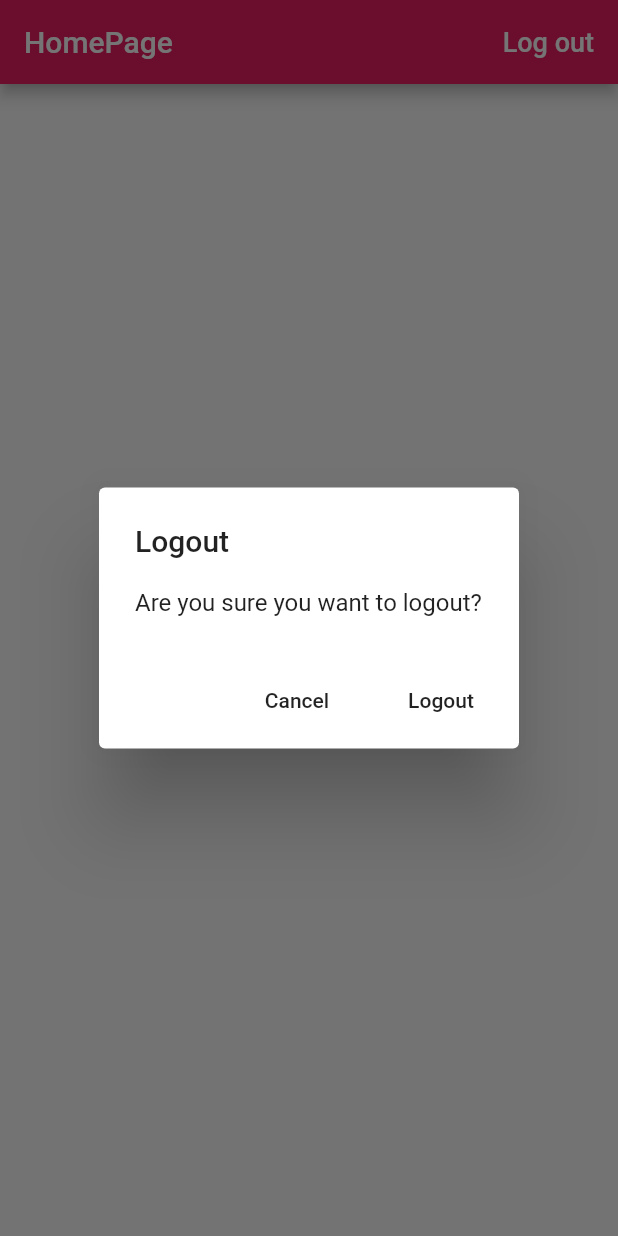
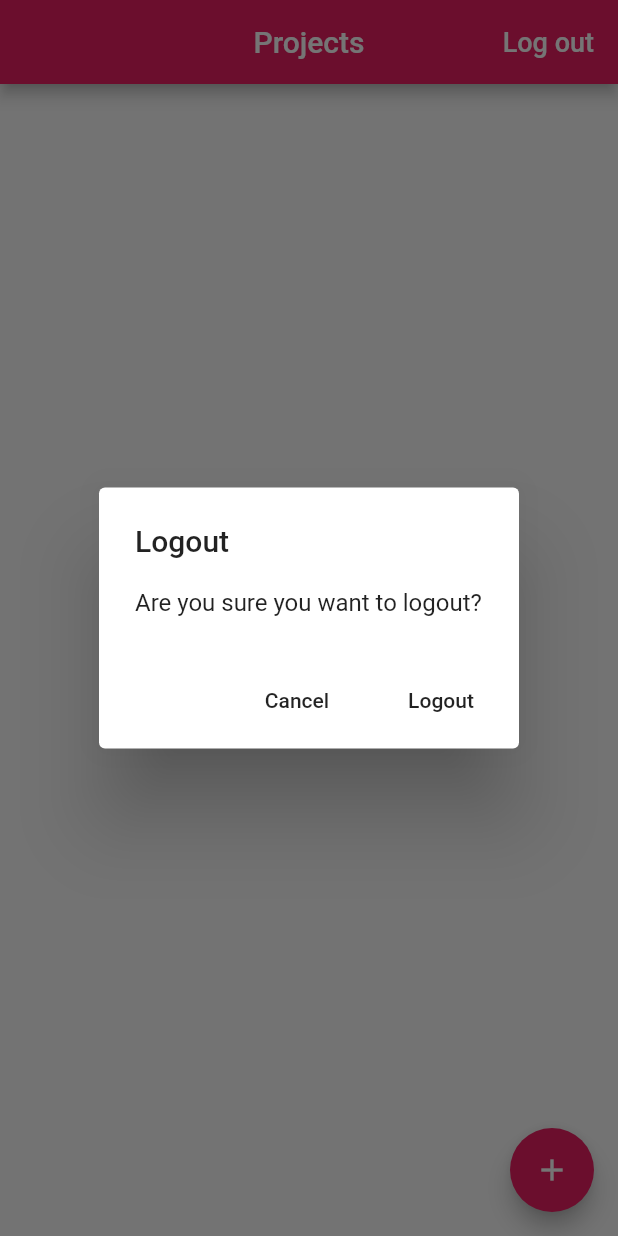
Before and after one commit to jlsegb/LoseYourself, a Flutter app: the screen it shows once a user with an empty profile is signed in, after a tap on "Log out", on a phone screen of 412 x 824 dp. Run offline on Flutter 3.47's test engine with Material 2 defaults, Android fonts, the phone set to English and light mode, and no system bars; our stand-ins replace cloud_firestore, firebase_auth, google_sign_in; accounts and stored records are empty.

Commit message:
Enable multidex and firestore database
There is a problem with trying to import to many things
to an android project, it is fixed by enabling multi
Dex. I ran into this problem when importing firestore
API.

The database works now and there is data that has been
stored now from the app.

```diff
--- a/lib/app/home_page.dart
+++ b/lib/app/home/projects_page.dart
@@ -1,9 +1,10 @@
 import 'package:flutter/material.dart';
 import 'package:just_serve/custom_widgets/platform_alert_dialog.dart';
 import 'package:just_serve/services/auth.dart';
+import 'package:just_serve/services/database.dart';
 import 'package:provider/provider.dart';
 
-class HomePage extends StatelessWidget {
+class ProjectsPage extends StatelessWidget {
   Future<void> _signOut(BuildContext context) async {
     final auth = Provider.of<AuthBase>(context, listen: false);
     try {
@@ -21,16 +22,30 @@ class HomePage extends StatelessWidget {
       cancelActionText: 'Cancel',
     ).show(context);
 
-    if (isLogoutRequested){
+    if (isLogoutRequested) {
       _signOut(context);
     }
+  }
+
+  Future<void> _createProject(BuildContext context) async{
+    print('button pressed!!!!!!!!!!!!!!');
+    final database = Provider.of<Database>(context, listen: false,);
+    print('after database');
+    print(database.uidGet);
+    await database.createProject(
+      {
+        'name': 'FirstProject',
+        'description': 'The description of the project 2',
+      },
+    );
   }
 
   @override
   Widget build(BuildContext context) {
     return Scaffold(
       appBar: AppBar(
-        title: Text("HomePage"),
+        centerTitle: true,
+        title: Text("Projects"),
         actions: <Widget>[
           FlatButton(
             child: Text(
@@ -44,6 +59,12 @@ class HomePage extends StatelessWidget {
           ),
         ],
       ),
+      floatingActionButton: FloatingActionButton(
+        onPressed: () => _createProject(context),
+        child: Icon(
+          Icons.add,
+        ),
+      ),
     );
   }
 }
--- a/lib/app/landing_page.dart
+++ b/lib/app/landing_page.dart
@@ -1,7 +1,8 @@
 import 'package:flutter/material.dart';
-import 'package:just_serve/app/home_page.dart';
+import 'file:///C:/Users/Jose/StudioProjects/LoseYourself/lib/app/home/projects_page.dart';
 import 'package:just_serve/app/sign_in/sign_in_page.dart';
 import 'package:just_serve/services/auth.dart';
+import 'package:just_serve/services/database.dart';
 import 'package:provider/provider.dart';
 
 class LandingPage extends StatelessWidget {
@@ -19,7 +20,10 @@ class LandingPage extends StatelessWidget {
           if (user == null) {
             return SignInPage.create(context);
           }
-          return HomePage();
+          return Provider<Database>(
+            create: (_) => FirestoreDatabase(uid: user.uid,),
+            child: ProjectsPage(),
+          );
         } else {
           return Scaffold(
             body: Center(
--- /dev/null
+++ b/lib/services/database.dart
@@ -0,0 +1,22 @@
+import 'package:cloud_firestore/cloud_firestore.dart';
+import 'package:meta/meta.dart';
+
+abstract class Database {
+  Future<void> createProject(Map<String, dynamic> projectData);
+  String get uidGet;
+}
+
+class FirestoreDatabase implements Database {
+  FirestoreDatabase({@required this.uid}) : assert(uid != null);
+  final String uid;
+
+  String get uidGet {
+    return this.uid;
+  }
+
+  Future<void> createProject(Map<String, dynamic> projectData) async {
+    final path = '/users/$uid/projects/service_projects';
+    final documentReference = Firestore.instance.document(path);
+    await documentReference.setData(projectData);
+  }
+}
--- a/pubspec.yaml
+++ b/pubspec.yaml
@@ -31,6 +31,7 @@ dependencies:
   firebase_auth: ^0.16.1
   google_sign_in: ^4.5.1
   provider: ^4.1.3
+  cloud_firestore: ^0.13.7
 
 dev_dependencies:
   flutter_test:
```
Also changed, not shown: pubspec.lock, 1 other file.
